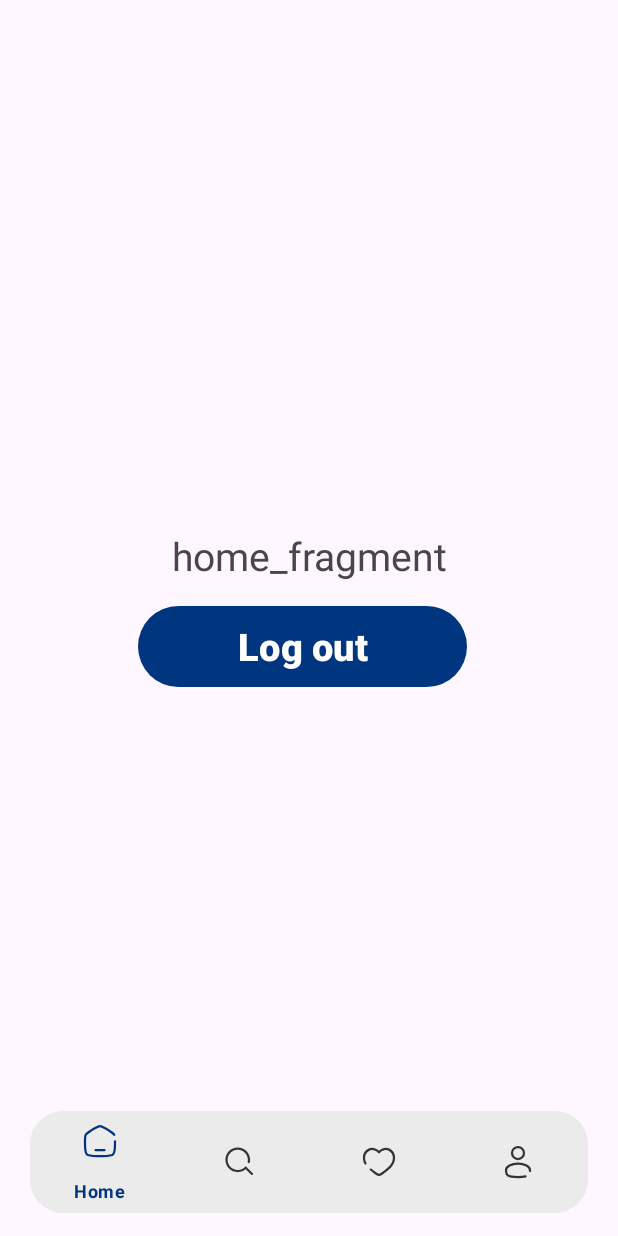
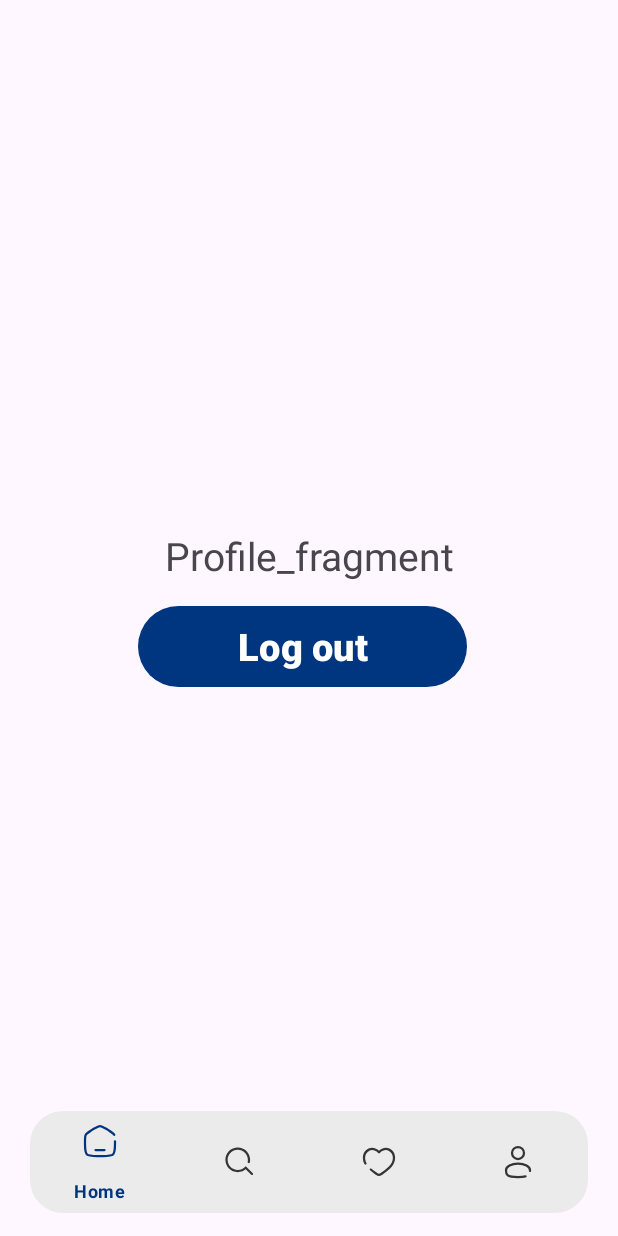
Before and after one commit to pootinx/NestHub, an Android app: the fragment ProfileFragment placed in its activity, on a phone screen of 412 x 824 dp. Run offline under Robolectric (Android 15) with nearby library versions, the phone set to English and light mode, and no system bars; our stand-ins replace Firebase (no records; nobody signed in at launch, a user with empty details on screens opened directly).

Commit message:
laste edite first page and main activity

```diff
--- a/app/src/main/java/com/example/nesthub/LoginActivity.java
+++ b/app/src/main/java/com/example/nesthub/LoginActivity.java
@@ -71,18 +71,18 @@ public class LoginActivity extends AppCompatActivity {
                 if(!Patterns.EMAIL_ADDRESS.matcher(email).matches()){
                     editTextEmail.setError("Invalid Email");
                 } else if (password.length() < 8) {
-                    editTextPassword.setError("Invalid Password");
+                    editTextPassword.setError("Invalid Password enter 8 character or more ");
                 }else {
                     mAuth.signInWithEmailAndPassword(email, password).addOnCompleteListener(new OnCompleteListener<AuthResult>() {
                         @Override
                         public void onComplete(@NonNull Task<AuthResult> task) {
                             if(task.isSuccessful()){
-                                Toast.makeText(LoginActivity.this, "LoginActivity successful", Toast.LENGTH_LONG).show();
+                                Toast.makeText(LoginActivity.this, "Login successfully", Toast.LENGTH_LONG).show();
                                 Intent intent = new Intent(LoginActivity.this, MainActivity.class);
                                 startActivity(intent);
                                 finish();
                             }else{
-                                Toast.makeText(LoginActivity.this, "LoginActivity Field", Toast.LENGTH_LONG).show();
+                                Toast.makeText(LoginActivity.this, "Login Field", Toast.LENGTH_LONG).show();
                             }
                         }
                     });
--- a/app/src/main/res/layout/fragment_profile.xml
+++ b/app/src/main/res/layout/fragment_profile.xml
@@ -9,7 +9,7 @@
     <TextView
         android:layout_width="match_parent"
         android:layout_height="match_parent"
-        android:text="home_fragment"
+        android:text="Profile_fragment"
         android:gravity="center"
         android:textSize="26dp"
 
```
